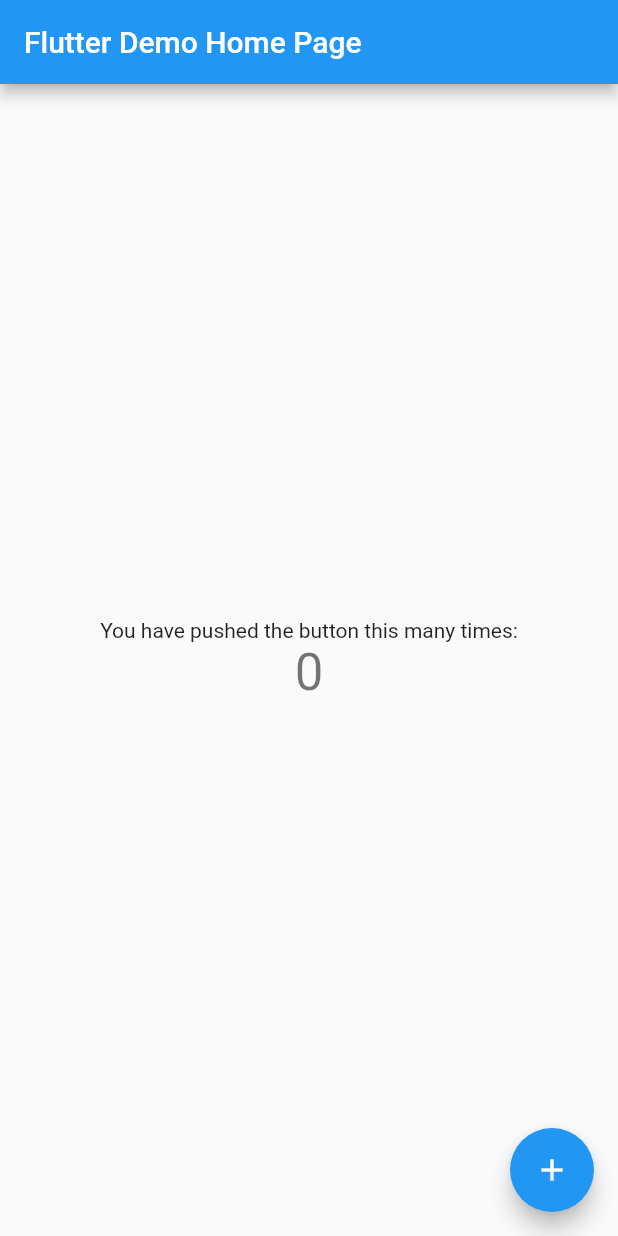
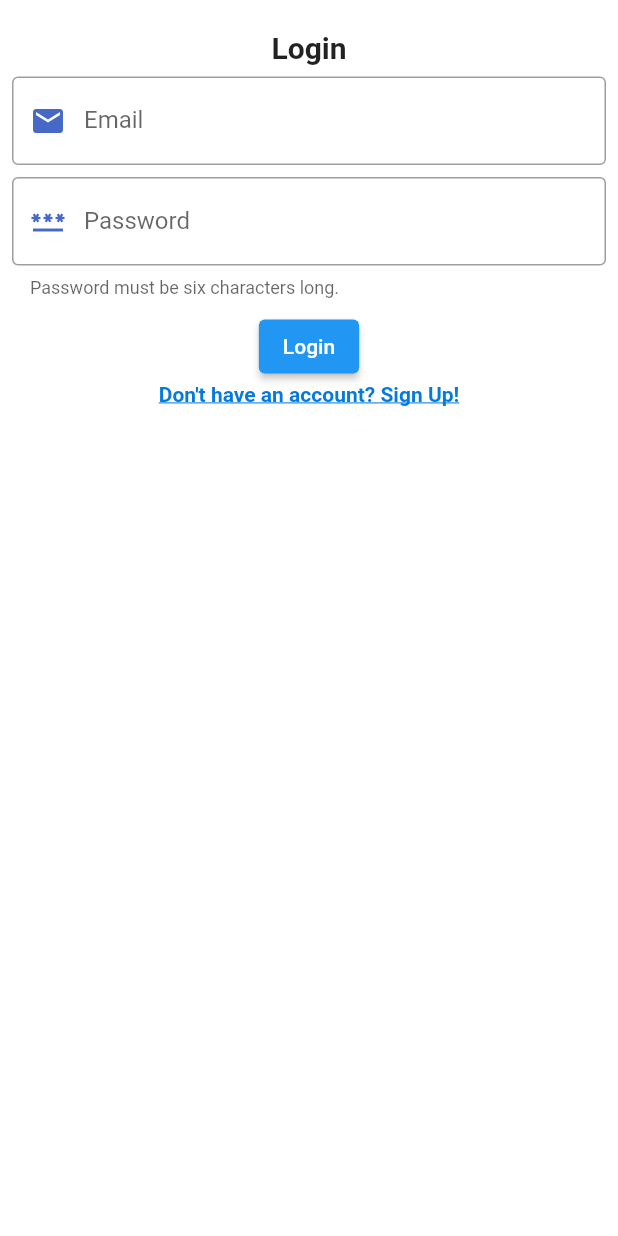
Before and after one commit to Nafeek30/sidework_mobile, a Flutter app: the screen it shows after launch, on a phone screen of 412 x 824 dp. Run offline on Flutter 3.47's test engine with Material 2 defaults, Android fonts, the phone set to English and light mode, and no system bars; our stand-ins replace cloud_firestore, firebase_auth, firebase_core, fluttertoast; accounts and stored records are empty.

Commit message:
final Sprint 1 push for mobile app

```diff
--- /dev/null
+++ b/lib/controller/firebaseController.dart
@@ -0,0 +1,88 @@
+import 'package:flutter/material.dart';
+import 'package:fluttertoast/fluttertoast.dart';
+import 'package:sidework_mobile/app_view/homePage.dart';
+import 'package:sidework_mobile/utilities/constants.dart';
+import 'package:firebase_auth/firebase_auth.dart';
+import 'package:cloud_firestore/cloud_firestore.dart';
+
+class FirebaseController {
+  static const USERCOLLECTION = 'users';
+
+  /// Function to sign a user up
+  Future signUpUser(TextEditingController email, TextEditingController password,
+      BuildContext context) async {
+    /// Check if email and password field are empty
+    if (email.text == '' || password.text == '' || password.text.length < 6) {
+      Fluttertoast.showToast(
+        msg: "Email or password is incorrect.",
+        backgroundColor: Constants.sideworkBlue,
+        textColor: Constants.lightTextColor,
+      );
+    } else if (!email.text.contains('.') || !email.text.contains('@')) {
+      /// Check if email contains '.' AND '@'
+      Fluttertoast.showToast(
+        msg: "Email address is not valid.",
+      );
+    } else {
+      try {
+        /// Create new account and send verification email to the user
+        await FirebaseAuth.instance
+            .createUserWithEmailAndPassword(
+          email: email.text,
+          password: password.text,
+        )
+            .then((auth) {
+          return Navigator.push(
+            context,
+            MaterialPageRoute(
+              builder: (_) => const HomePage(),
+            ),
+          );
+        });
+      } catch (e) {
+        Fluttertoast.showToast(
+          msg: e.toString(),
+        );
+      }
+    }
+  }
+
+  /// Function to log in a user
+  Future loginUser(TextEditingController email, TextEditingController password,
+      BuildContext context) async {
+    /// Check if email and password field are empty
+    if (email.text == '' || password.text == '' || password.text.length < 6) {
+      Fluttertoast.showToast(
+        msg: "Email or password is incorrect.",
+        backgroundColor: Constants.sideworkBlue,
+        textColor: Constants.lightTextColor,
+      );
+    } else if (!email.text.contains('.') || !email.text.contains('@')) {
+      /// Check if email contains '.' AND '@'
+      Fluttertoast.showToast(
+        msg: "Email address is not valid.",
+      );
+    } else {
+      try {
+        /// Log user in
+        await FirebaseAuth.instance
+            .signInWithEmailAndPassword(
+          email: email.text,
+          password: password.text,
+        )
+            .then((auth) {
+          return Navigator.push(
+            context,
+            MaterialPageRoute(
+              builder: (_) => const HomePage(),
+            ),
+          );
+        });
+      } catch (e) {
+        Fluttertoast.showToast(
+          msg: e.toString(),
+        );
+      }
+    }
+  }
+}
--- /dev/null
+++ b/lib/landing_view/loginPage.dart
@@ -0,0 +1,129 @@
+import 'package:sidework_mobile/app_view/homePage.dart';
+import 'package:flutter/material.dart';
+import 'package:sidework_mobile/controller/firebaseController.dart';
+import 'package:sidework_mobile/landing_view/signupPage.dart';
+
+import '../utilities/constants.dart';
+
+class LoginPage extends StatefulWidget {
+  const LoginPage({Key? key}) : super(key: key);
+
+  @override
+  State<StatefulWidget> createState() {
+    return LoginPageState();
+  }
+}
+
+class LoginPageState extends State<LoginPage> {
+  TextEditingController loginEmail = TextEditingController();
+  TextEditingController loginPassword = TextEditingController();
+
+  @override
+  Widget build(BuildContext context) {
+    return Scaffold(
+      backgroundColor: Colors.white,
+      body: Container(
+        margin: const EdgeInsets.symmetric(
+          horizontal: 8,
+          vertical: 20,
+        ),
+        child: Center(
+          child: Column(
+            children: [
+              /// LOGIN TEXT
+              const Text(
+                'Login',
+                style: TextStyle(
+                  fontWeight: FontWeight.bold,
+                  fontSize: 20,
+                ),
+              ),
+              const SizedBox(
+                height: 8,
+              ),
+
+              /// EMAIL TEXT FIELD
+              TextField(
+                decoration: const InputDecoration(
+                  border: OutlineInputBorder(
+                    borderSide: BorderSide(
+                      color: Constants.sideworkBlue,
+                    ),
+                  ),
+                  hintText: 'Email',
+                  labelText: 'Email',
+                  prefixIcon: Icon(
+                    Icons.email,
+                    color: Constants.sideworkBlue,
+                  ),
+                  suffixStyle: TextStyle(
+                    color: Constants.darkTextColor,
+                  ),
+                ),
+                controller: loginEmail,
+              ),
+              const SizedBox(
+                height: 8,
+              ),
+
+              /// PASSWORD TEXT FIELD
+              TextField(
+                decoration: const InputDecoration(
+                  border: OutlineInputBorder(
+                    borderSide: BorderSide(
+                      color: Constants.sideworkBlue,
+                    ),
+                  ),
+                  hintText: 'Password',
+                  helperText: 'Password must be six characters long.',
+                  labelText: 'Password',
+                  prefixIcon: Icon(
+                    Icons.password,
+                    color: Constants.sideworkBlue,
+                  ),
+                  suffixStyle: TextStyle(
+                    color: Constants.darkTextColor,
+                  ),
+                ),
+                controller: loginPassword,
+              ),
+              const SizedBox(
+                height: 8,
+              ),
+
+              /// LOGIN BUTTON
+              ElevatedButton(
+                onPressed: () async {
+                  await login();
+                },
+                child: const Text('Login'),
+              ),
+              GestureDetector(
+                onTap: () {
+                  Navigator.push(
+                    context,
+                    MaterialPageRoute(
+                      builder: (context) => const SignUpPage(),
+                    ),
+                  );
+                },
+                child: const Text(
+                  'Don\'t have an account? Sign Up!',
+                  style: TextStyle(
+                    fontWeight: FontWeight.w700,
+                    color: Constants.sideworkButtonBlue,
+                    decoration: TextDecoration.underline,
+                  ),
+                ),
+              ),
+            ],
+          ),
+        ),
+      ),
+    );
+  }
+
+  Future login() async {
+    await FirebaseController().loginUser(loginEmail, loginPassword, context);
+  }
+}
--- a/lib/main.dart
+++ b/lib/main.dart
@@ -1,115 +1,31 @@
+import 'package:sidework_mobile/utilities/constants.dart';
+import 'package:sidework_mobile/landing_view/loginPage.dart';
 import 'package:flutter/material.dart';
+import 'package:firebase_core/firebase_core.dart';
+import 'firebase_options.dart';
 
-void main() {
-  runApp(const MyApp());
+Future<void> main() async {
+  /// Firebase configuration code
+  WidgetsFlutterBinding.ensureInitialized();
+  await Firebase.initializeApp(
+    options: DefaultFirebaseOptions.currentPlatform,
+  );
+
+  /// Then run the app
+  runApp(const SideWorkApp());
 }
 
-class MyApp extends StatelessWidget {
-  const MyApp({Key? key}) : super(key: key);
+class SideWorkApp extends StatelessWidget {
+  const SideWorkApp({Key? key}) : super(key: key);
 
-  // This widget is the root of your application.
   @override
   Widget build(BuildContext context) {
     return MaterialApp(
-      title: 'Flutter Demo',
+      debugShowCheckedModeBanner: false,
       theme: ThemeData(
-        // This is the theme of your application.
-        //
-        // Try running your application with "flutter run". You'll see the
-        // application has a blue toolbar. Then, without quitting the app, try
-        // changing the primarySwatch below to Colors.green and then invoke
-        // "hot reload" (press "r" in the console where you ran "flutter run",
-        // or simply save your changes to "hot reload" in a Flutter IDE).
-        // Notice that the counter didn't reset back to zero; the application
-        // is not restarted.
-        primarySwatch: Colors.blue,
+        primaryColor: Constants.sideworkBlue,
       ),
-      home: const MyHomePage(title: 'Flutter Demo Home Page'),
+      home: const LoginPage(),
     );
   }
 }
-
-class MyHomePage extends StatefulWidget {
-  const MyHomePage({Key? key, required this.title}) : super(key: key);
-
-  // This widget is the home page of your application. It is stateful, meaning
-  // that it has a State object (defined below) that contains fields that affect
-  // how it looks.
-
-  // This class is the configuration for the state. It holds the values (in this
-  // case the title) provided by the parent (in this case the App widget) and
-  // used by the build method of the State. Fields in a Widget subclass are
-  // always marked "final".
-
-  final String title;
-
-  @override
-  State<MyHomePage> createState() => _MyHomePageState();
-}
-
-class _MyHomePageState extends State<MyHomePage> {
-  int _counter = 0;
-
-  void _incrementCounter() {
-    setState(() {
-      // This call to setState tells the Flutter framework that something has
-      // changed in this State, which causes it to rerun the build method below
-      // so that the display can reflect the updated values. If we changed
-      // _counter without calling setState(), then the build method would not be
-      // called again, and so nothing would appear to happen.
-      _counter++;
-    });
-  }
-
-  @override
-  Widget build(BuildContext context) {
-    // This method is rerun every time setState is called, for instance as done
-    // by the _incrementCounter method above.
-    //
-    // The Flutter framework has been optimized to make rerunning build methods
-    // fast, so that you can just rebuild anything that needs updating rather
-    // than having to individually change instances of widgets.
-    return Scaffold(
-      appBar: AppBar(
-        // Here we take the value from the MyHomePage object that was created by
-        // the App.build method, and use it to set our appbar title.
-        title: Text(widget.title),
-      ),
-      body: Center(
-        // Center is a layout widget. It takes a single child and positions it
-        // in the middle of the parent.
-        child: Column(
-          // Column is also a layout widget. It takes a list of children and
-          // arranges them vertically. By default, it sizes itself to fit its
-          // children horizontally, and tries to be as tall as its parent.
-          //
-          // Invoke "debug painting" (press "p" in the console, choose the
-          // "Toggle Debug Paint" action from the Flutter Inspector in Android
-          // Studio, or the "Toggle Debug Paint" command in Visual Studio Code)
-          // to see the wireframe for each widget.
-          //
-          // Column has various properties to control how it sizes itself and
-          // how it positions its children. Here we use mainAxisAlignment to
-          // center the children vertically; the main axis here is the vertical
-          // axis because Columns are vertical (the cross axis would be
-          // horizontal).
-          mainAxisAlignment: MainAxisAlignment.center,
-          children: <Widget>[
-            const Text(
-              'You have pushed the button this many times:',
-            ),
-            Text(
-              '$_counter',
-              style: Theme.of(context).textTheme.headline4,
-            ),
-          ],
-        ),
-      ),
-      floatingActionButton: FloatingActionButton(
-        onPressed: _incrementCounter,
-        tooltip: 'Increment',
-        child: const Icon(Icons.add),
-      ), // This trailing comma makes auto-formatting nicer for build methods.
-    );
-  }
-}
--- /dev/null
+++ b/lib/utilities/constants.dart
@@ -0,0 +1,24 @@
+import 'dart:ui';
+
+import 'package:flutter/material.dart';
+
+class Constants {
+  /// All subcrates mobile-app color schemes
+  static const sideworkBlue = Color(0xFF4669c8);
+  static const sideworkGreen = Color(0xFF2dd6a0);
+  static const darkTextColor = Color(0xFF34495e);
+  static const regularTextColor = Color(0xFF808490);
+  static const lightTextColor = Color(0xFFffffff);
+  static const headerTextColor = Color(0xFF0e1823);
+  static const darkRed = Color(0xFFc0392b);
+  static const lightRed = Color(0xFFe74c3c);
+  static const lightPurple = Color(0xFF9b59b6);
+  static const sideworkOrange = Color(0xFFf39c12);
+  static const sideworkYellow = Color(0xFFf1c40f);
+  static const sideworkGrey = Color(0xFF808490);
+  static const sideworkPurple = Color(0xFF7061E0);
+  static const sideworkButtonBlue = Color(0xFF037ade);
+  static const sideworkButtonGreen = Color(0xFF03e5b7);
+  static const sideworkButtonOrange = Color(0xFFff5b62);
+  static const sideworkButtonYellow = Color(0xFFffbc03);
+}
--- a/pubspec.yaml
+++ b/pubspec.yaml
@@ -34,6 +34,10 @@
   # The following adds the Cupertino Icons font to your application.
   # Use with the CupertinoIcons class for iOS style icons.
   cupertino_icons: ^1.0.2
+  firebase_core: ^1.17.1
+  fluttertoast: ^8.0.9
+  firebase_auth: ^3.8.0
+  cloud_firestore: ^3.4.7
 
 dev_dependencies:
   flutter_test:
```
Also changed, not shown: lib/app_view/homePage.dart (added, +46 -0 lines), lib/landing_view/signupPage.dart (added, +129 -0 lines), lib/firebase_options.dart (added), pubspec.lock, 17 other files.
